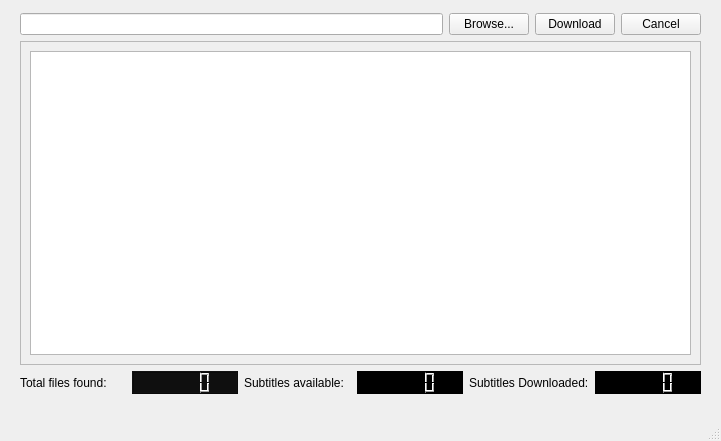
Above: src/mainwindow.ui from moxz/pysubd before the change. Below: the same form after it.
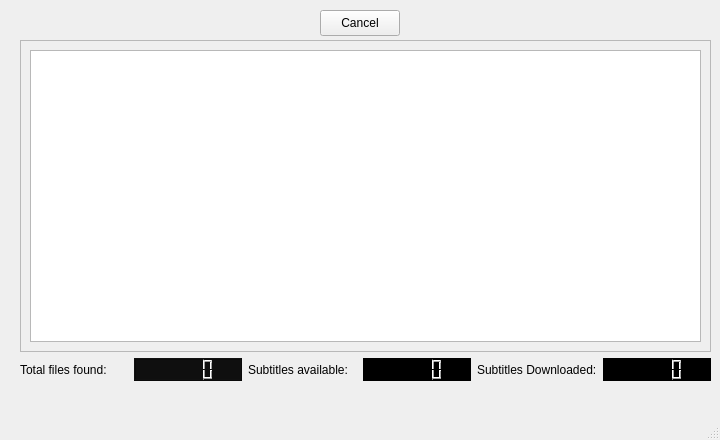
That is the form after the change.

Commit message: Removed the browse and download buttons.

Patch:
```diff
--- a/src/mainwindow.ui
+++ b/src/mainwindow.ui
@@ -6,10 +6,28 @@
    <rect>
     <x>0</x>
     <y>0</y>
-    <width>721</width>
-    <height>441</height>
+    <width>720</width>
+    <height>440</height>
    </rect>
   </property>
+  <property name="sizePolicy">
+   <sizepolicy hsizetype="Fixed" vsizetype="Fixed">
+    <horstretch>0</horstretch>
+    <verstretch>0</verstretch>
+   </sizepolicy>
+  </property>
+  <property name="minimumSize">
+   <size>
+    <width>720</width>
+    <height>440</height>
+   </size>
+  </property>
+  <property name="maximumSize">
+   <size>
+    <width>720</width>
+    <height>440</height>
+   </size>
+  </property>
   <property name="acceptDrops">
    <bool>true</bool>
   </property>
@@ -20,44 +38,29 @@
    <property name="acceptDrops">
     <bool>true</bool>
    </property>
-   <widget class="QWidget" name="layoutWidget">
+   <widget class="QPushButton" name="cancelButton">
+    <property name="geometry">
+     <rect>
+      <x>320</x>
+      <y>10</y>
+      <width>80</width>
+      <height>26</height>
+     </rect>
+    </property>
+    <property name="text">
+     <string>Cancel</string>
+    </property>
+   </widget>
+   <widget class="QWidget" name="">
     <property name="geometry">
      <rect>
       <x>20</x>
-      <y>13</y>
-      <width>681</width>
-      <height>381</height>
+      <y>40</y>
+      <width>691</width>
+      <height>341</height>
      </rect>
     </property>
     <layout class="QVBoxLayout" name="verticalLayout">
-     <item>
-      <layout class="QHBoxLayout" name="horizontalLayout">
-       <item>
-        <widget class="QLineEdit" name="pathBar"/>
-       </item>
-       <item>
-        <widget class="QPushButton" name="browseButton">
-         <property name="text">
-          <string>Browse...</string>
-         </property>
-        </widget>
-       </item>
-       <item>
-        <widget class="QPushButton" name="downloadButton">
-         <property name="text">
-          <string>Download</string>
-         </property>
-        </widget>
-       </item>
-       <item>
-        <widget class="QPushButton" name="cancelButton">
-         <property name="text">
-          <string>Cancel</string>
-         </property>
-        </widget>
-       </item>
-      </layout>
-     </item>
      <item>
       <widget class="QScrollArea" name="scrollArea">
        <property name="acceptDrops">
@@ -71,13 +74,26 @@
          <rect>
           <x>0</x>
           <y>0</y>
-          <width>675</width>
-          <height>310</height>
+          <width>685</width>
+          <height>304</height>
          </rect>
         </property>
         <layout class="QVBoxLayout" name="verticalLayout_2">
          <item>
-          <widget class="QTextBrowser" name="progressUpdate"/>
+          <widget class="QTextBrowser" name="progressUpdate">
+           <property name="sizePolicy">
+            <sizepolicy hsizetype="Ignored" vsizetype="Ignored">
+             <horstretch>0</horstretch>
+             <verstretch>0</verstretch>
+            </sizepolicy>
+           </property>
+           <property name="maximumSize">
+            <size>
+             <width>720</width>
+             <height>16777215</height>
+            </size>
+           </property>
+          </widget>
          </item>
         </layout>
        </widget>
```
Left out of the diff: 2 changed lines with no effect on the pictures. The commit also changes 2 other files.
